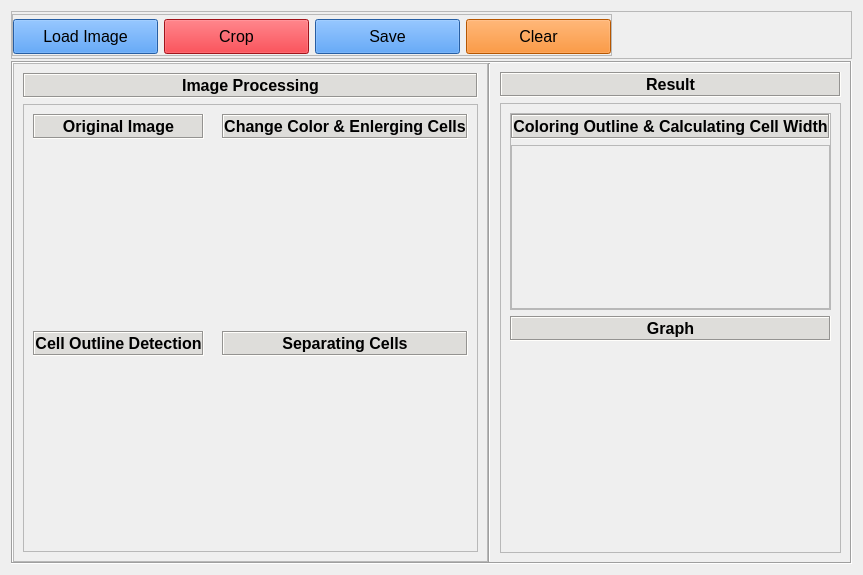
Before: the Qt Designer form ui_widget.ui in aziz-0110/moilapp-plugin-histologi-bat, drawn with Qt 5.
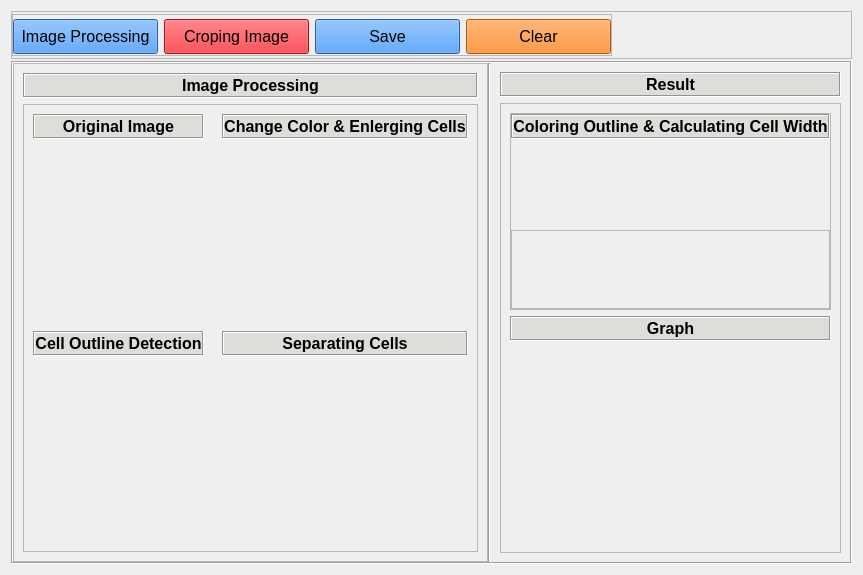
After: the same form once the commit is applied.

Commit message: update ui croping img

What changed in the file:
```diff
--- a/ui_widget.ui
+++ b/ui_widget.ui
@@ -147,7 +147,7 @@
                   <string notr="true">background-color: rgb(53, 132, 228);</string>
                  </property>
                  <property name="text">
-                  <string>Load Image</string>
+                  <string>Image Processing</string>
                  </property>
                 </widget>
                </item>
@@ -180,7 +180,7 @@
 }</string>
                  </property>
                  <property name="text">
-                  <string>Crop</string>
+                  <string>Croping Image</string>
                  </property>
                 </widget>
                </item>
@@ -683,7 +683,17 @@
                    </widget>
                   </item>
                   <item>
-                   <widget class="QFrame" name="frame_13">
+                   <widget class="QLabel" name="img_label">
+                    <property name="text">
+                     <string/>
+                    </property>
+                   </widget>
+                  </item>
+                  <item>
+                   <widget class="QFrame" name="frame_crop">
+                    <property name="inputMethodHints">
+                     <set>Qt::ImhNone</set>
+                    </property>
                     <property name="frameShape">
                      <enum>QFrame::StyledPanel</enum>
                     </property>
@@ -720,7 +730,7 @@
                       </spacer>
                      </item>
                      <item>
-                      <widget class="QLabel" name="img_label">
+                      <widget class="QLabel" name="img_result">
                        <property name="text">
                         <string/>
                        </property>
```
The commit also changes 2 other files.
